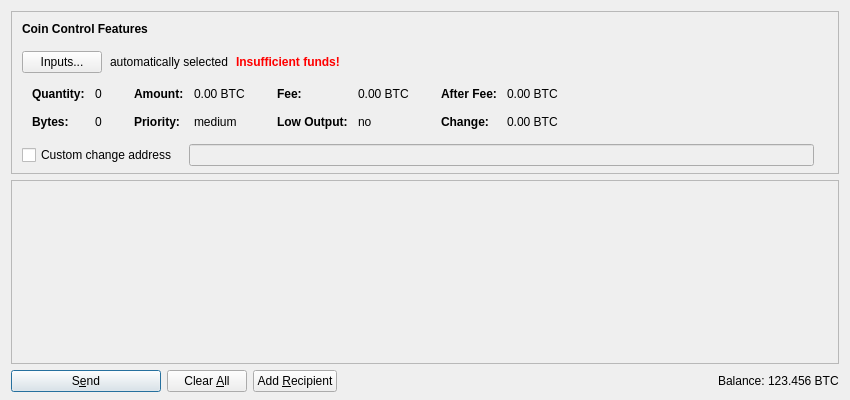
Qt form src/qt/forms/sendcoinsdialog.ui (bd9142/campuscoin) before a commit.
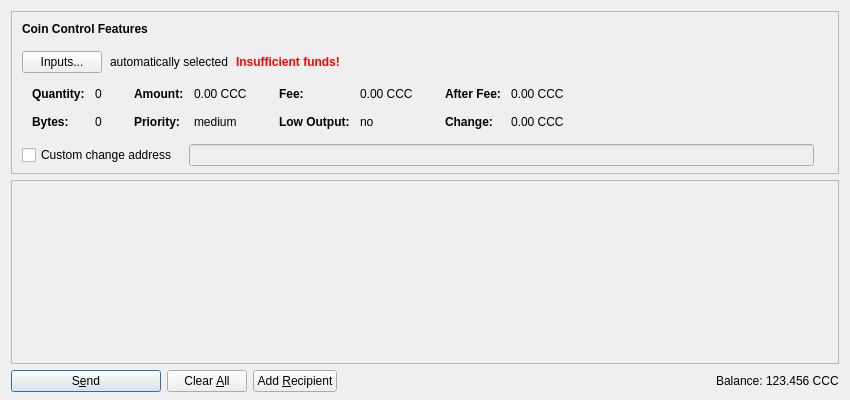
The same form after that commit. Icons and pictures are not drawn. Custom widgets are drawn as their Qt base class.

The edit to the form file:
```diff
--- a/src/qt/forms/sendcoinsdialog.ui
+++ b/src/qt/forms/sendcoinsdialog.ui
@@ -321,7 +321,7 @@
                   <enum>Qt::ActionsContextMenu</enum>
                  </property>
                  <property name="text">
-                  <string notr="true">0.00 BTC</string>
+                  <string notr="true">0.00 CCC</string>
                  </property>
                  <property name="textInteractionFlags">
                   <set>Qt::LinksAccessibleByMouse|Qt::TextSelectableByKeyboard|Qt::TextSelectableByMouse</set>
@@ -401,7 +401,7 @@
                   <enum>Qt::ActionsContextMenu</enum>
                  </property>
                  <property name="text">
-                  <string notr="true">0.00 BTC</string>
+                  <string notr="true">0.00 CCC</string>
                  </property>
                  <property name="textInteractionFlags">
                   <set>Qt::LinksAccessibleByMouse|Qt::TextSelectableByKeyboard|Qt::TextSelectableByMouse</set>
@@ -481,7 +481,7 @@
                   <enum>Qt::ActionsContextMenu</enum>
                  </property>
                  <property name="text">
-                  <string notr="true">0.00 BTC</string>
+                  <string notr="true">0.00 CCC</string>
                  </property>
                  <property name="textInteractionFlags">
                   <set>Qt::LinksAccessibleByMouse|Qt::TextSelectableByKeyboard|Qt::TextSelectableByMouse</set>
@@ -510,7 +510,7 @@
                   <enum>Qt::ActionsContextMenu</enum>
                  </property>
                  <property name="text">
-                  <string notr="true">0.00 BTC</string>
+                  <string notr="true">0.00 CCC</string>
                  </property>
                  <property name="textInteractionFlags">
                   <set>Qt::LinksAccessibleByMouse|Qt::TextSelectableByKeyboard|Qt::TextSelectableByMouse</set>
@@ -765,7 +765,7 @@
           <cursorShape>IBeamCursor</cursorShape>
          </property>
          <property name="text">
-          <string notr="true">123.456 BTC</string>
+          <string notr="true">123.456 CCC</string>
          </property>
          <property name="textInteractionFlags">
           <set>Qt::LinksAccessibleByMouse|Qt::TextSelectableByKeyboard|Qt::TextSelectableByMouse</set>
```
Left out of the diff: 8 changed lines with no effect on the pictures.
